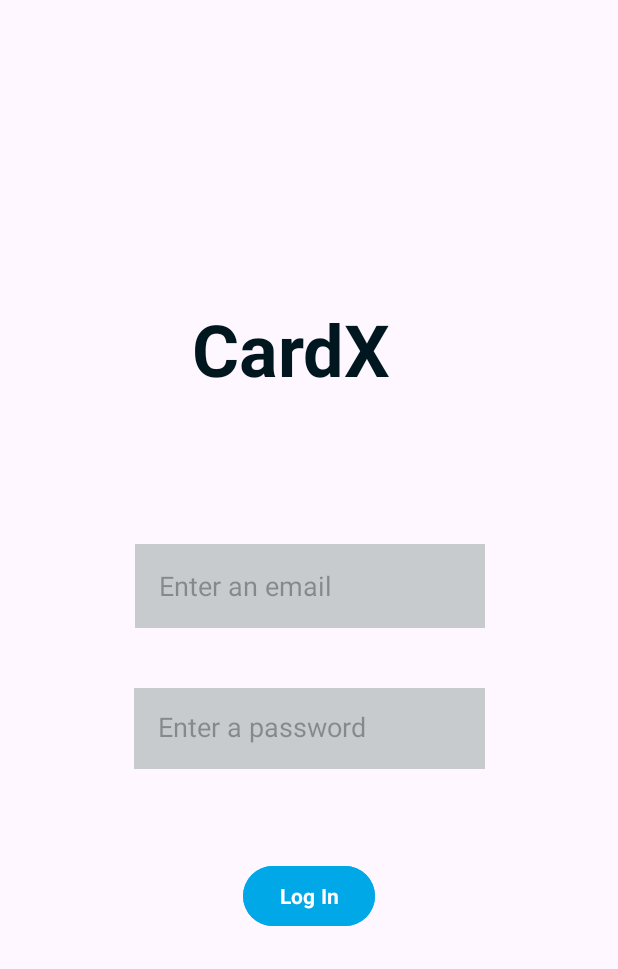
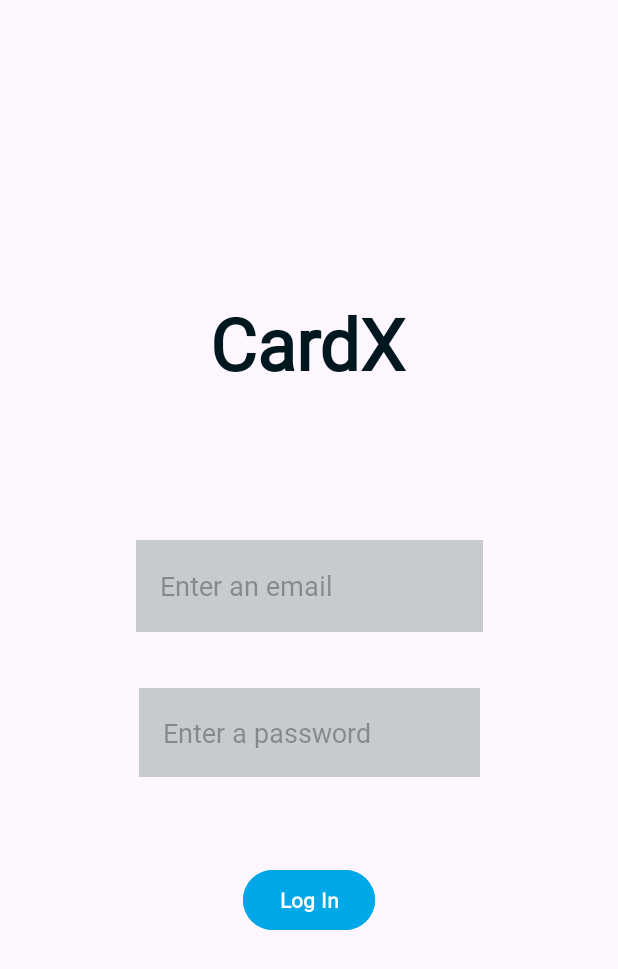
Before and after one commit to Stonecoled5/CardX, an Android app: the LoginActivity screen opened directly, with no data from a screen before it, on a phone screen of 412 x 824 dp. Shown: the top 969 px of the screen. Run offline under Robolectric (Android 15) with nearby library versions, the phone set to English and light mode, and no system bars; Roboto replaces fonts that are not available here.

Commit message:
Added SF Pro Rounded font

```diff
--- a/app/src/main/java/com/cs407/cardx/LoginActivity.java
+++ b/app/src/main/java/com/cs407/cardx/LoginActivity.java
@@ -21,7 +21,7 @@ public class LoginActivity extends AppCompatActivity {
         loginButton.setOnClickListener(new View.OnClickListener() {
             @Override
             public void onClick(View v) {
-                // TODO: Implement your login logic here
+                // TODO: Implement login logic here
                 // If login is successful, then save login state and navigate to the CardWalletActivity:
 
                 // Save login state
--- a/app/src/main/res/layout/activity_login.xml
+++ b/app/src/main/res/layout/activity_login.xml
@@ -10,9 +10,9 @@
         android:id="@+id/textViewAppName"
         android:layout_width="wrap_content"
         android:layout_height="wrap_content"
-        android:layout_marginStart="128dp"
-        android:layout_marginTop="200dp"
-        android:fontFamily="sans-serif"
+        android:layout_marginStart="140dp"
+        android:layout_marginTop="196dp"
+        android:fontFamily="@font/sf_pro_rounded_regular"
         android:text="CardX"
         android:textColor="@color/darkBlue"
         android:textSize="48sp"
@@ -22,17 +22,18 @@
 
     <EditText
         android:id="@+id/editTextEmail"
-        android:layout_width="233dp"
-        android:layout_height="56dp"
+        android:layout_width="231dp"
+        android:layout_height="61dp"
         android:layout_marginStart="16dp"
         android:layout_marginTop="350dp"
         android:layout_marginEnd="16dp"
         android:layout_marginBottom="27dp"
+        android:background="#C7CBCD"
+        android:fontFamily="@font/sf_pro_rounded_regular"
+        android:hint="Enter an email"
         android:inputType="textEmailAddress"
-        android:background="#C7CBCD"
-        android:hint="Enter an email"
+
         android:padding="16dp"
-
         app:layout_constraintBottom_toTopOf="@+id/editTextPassword"
         app:layout_constraintEnd_toEndOf="@+id/editTextPassword"
         app:layout_constraintStart_toStartOf="@+id/editTextPassword"
@@ -40,15 +41,16 @@
 
     <EditText
         android:id="@+id/editTextPassword"
-        android:layout_width="234dp"
-        android:layout_height="54dp"
+        android:layout_width="227dp"
+        android:layout_height="59dp"
         android:layout_marginStart="16dp"
         android:layout_marginEnd="16dp"
         android:layout_marginBottom="48dp"
         android:background="#C7CBCD"
+        android:fontFamily="@font/sf_pro_rounded_regular"
         android:hint="Enter a password"
+        android:inputType="textPassword"
         android:padding="16dp"
-        android:inputType="textPassword"
         app:layout_constraintBottom_toTopOf="@+id/buttonLogin"
         app:layout_constraintEnd_toEndOf="parent"
         app:layout_constraintStart_toStartOf="parent"
@@ -60,7 +62,7 @@
         android:layout_height="wrap_content"
         android:layout_marginBottom="190dp"
         android:backgroundTint="@color/brightBlue"
-        android:fontFamily="sans-serif"
+        android:fontFamily="@font/sf_pro_rounded_regular"
         android:text="Log In"
         android:textColor="@color/white"
         android:textStyle="bold"
--- a/app/src/main/res/layout/activity_main.xml
+++ b/app/src/main/res/layout/activity_main.xml
@@ -13,7 +13,7 @@
         android:layout_height="wrap_content"
         android:layout_marginTop="190dp"
         android:layout_marginBottom="126dp"
-        android:fontFamily="sans-serif"
+        android:fontFamily="@font/sf_pro_rounded_regular"
         android:text="CardX"
         android:textColor="@color/darkBlue"
         android:textSize="48sp"
@@ -29,7 +29,7 @@
         android:layout_height="wrap_content"
         android:layout_marginBottom="15dp"
         android:backgroundTint="@color/brightBlue"
-        android:fontFamily="sans-serif"
+        android:fontFamily="@font/sf_pro_rounded_regular"
         android:text="Sign In"
         android:textColor="@color/white"
         android:textStyle="bold"
@@ -44,7 +44,7 @@
         android:layout_height="wrap_content"
         android:layout_marginBottom="239dp"
         android:backgroundTint="@color/white"
-        android:fontFamily="sans-serif"
+        android:fontFamily="@font/sf_pro_rounded_regular"
         android:text="Sign Up"
         android:textColor="@color/darkBlue"
         android:textStyle="bold"
```
Also changed, not shown: app/src/main/res/layout/activity_signup.xml (+7 -1 lines), 1 other file.
